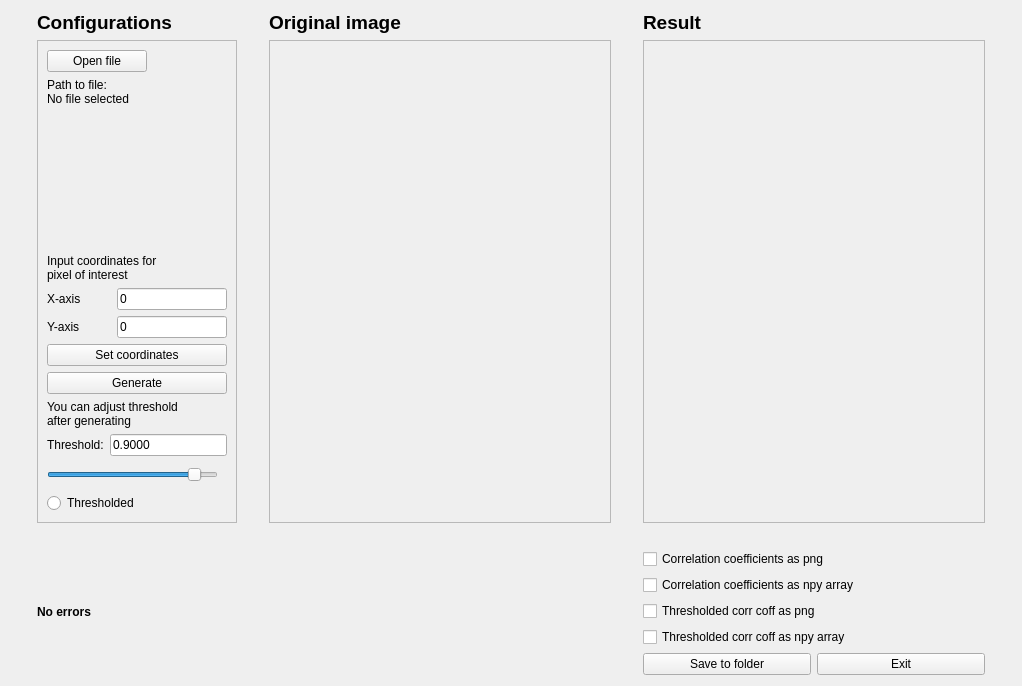
Above: dialogues/target_detection_dialog_base.ui from NTNU-SmallSat-Lab/HYPSO-QGIS-plugin before the change. Below: the same form after it.
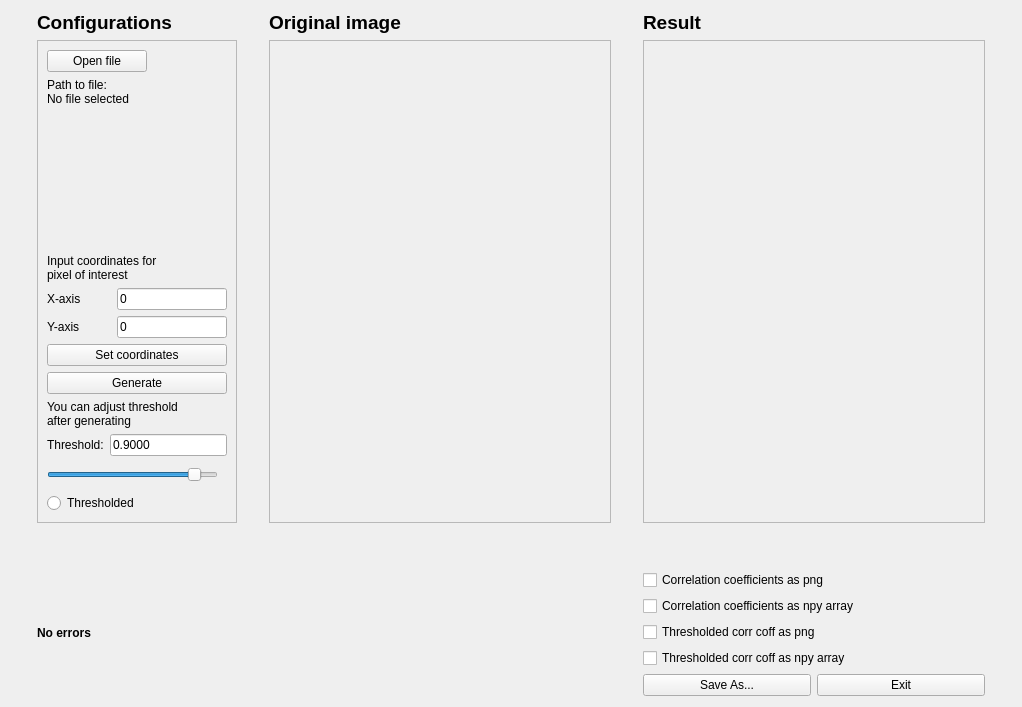
That is the form after the change.

```diff
--- a/dialogues/target_detection_dialog_base.ui
+++ b/dialogues/target_detection_dialog_base.ui
@@ -10,7 +10,7 @@
     <x>0</x>
     <y>0</y>
     <width>1022</width>
-    <height>686</height>
+    <height>707</height>
    </rect>
   </property>
   <property name="font">
@@ -525,7 +525,7 @@
        <item>
         <widget class="QPushButton" name="pb_save_to_folder">
          <property name="text">
-          <string>Save to folder</string>
+          <string>Save As...</string>
          </property>
          <property name="autoDefault">
           <bool>false</bool>
```
Left out of the diff: 2 changed lines with no effect on the pictures.
